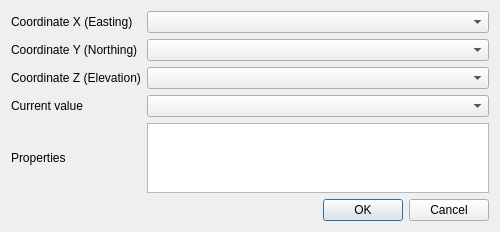
This is minevis/view/gui/UI/propertiesdialog.ui in gsanhueza/BlastSight as Qt 5 draws it before an edit. The edited form follows.
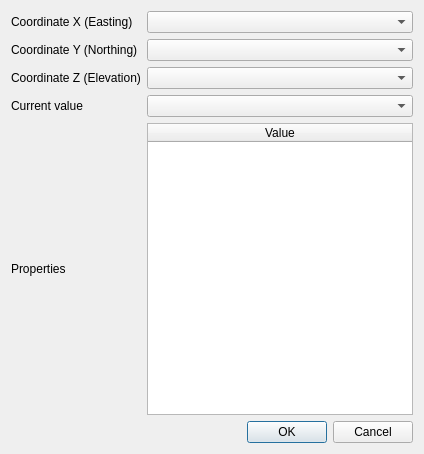
This is the edited form.

Commit message: JSON -> QTableWidget for block/point properties

Patch:
```diff
--- a/minevis/view/gui/UI/propertiesdialog.ui
+++ b/minevis/view/gui/UI/propertiesdialog.ui
@@ -6,8 +6,8 @@
    <rect>
     <x>0</x>
     <y>0</y>
-    <width>500</width>
-    <height>198</height>
+    <width>424</width>
+    <height>454</height>
    </rect>
   </property>
   <layout class="QGridLayout" name="gridLayout">
@@ -58,9 +58,6 @@
    <item row="3" column="1">
     <widget class="QComboBox" name="comboBox_values"/>
    </item>
-   <item row="4" column="1">
-    <widget class="QTextEdit" name="textEdit_properties"/>
-   </item>
    <item row="6" column="0" colspan="2">
     <widget class="QDialogButtonBox" name="buttonBox">
      <property name="orientation">
@@ -71,6 +68,18 @@
      </property>
     </widget>
    </item>
+   <item row="4" column="1">
+    <widget class="QTableWidget" name="tableWidget_properties">
+     <attribute name="horizontalHeaderStretchLastSection">
+      <bool>true</bool>
+     </attribute>
+     <column>
+      <property name="text">
+       <string>Value</string>
+      </property>
+     </column>
+    </widget>
+   </item>
   </layout>
  </widget>
  <resources/>
```
The commit also changes 1 other file.
